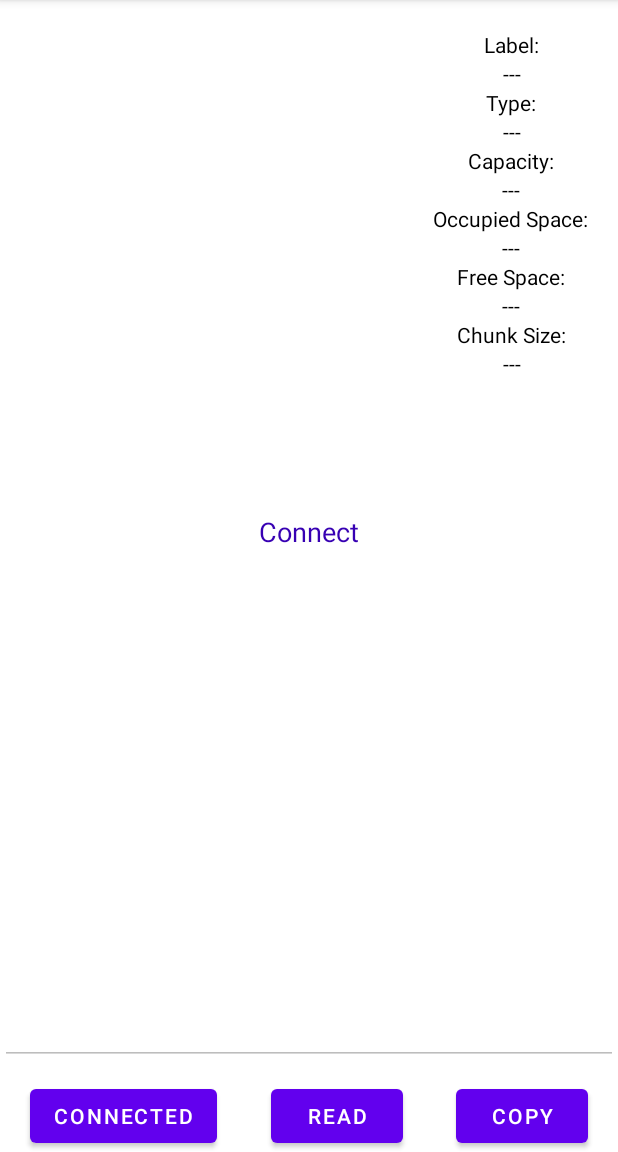
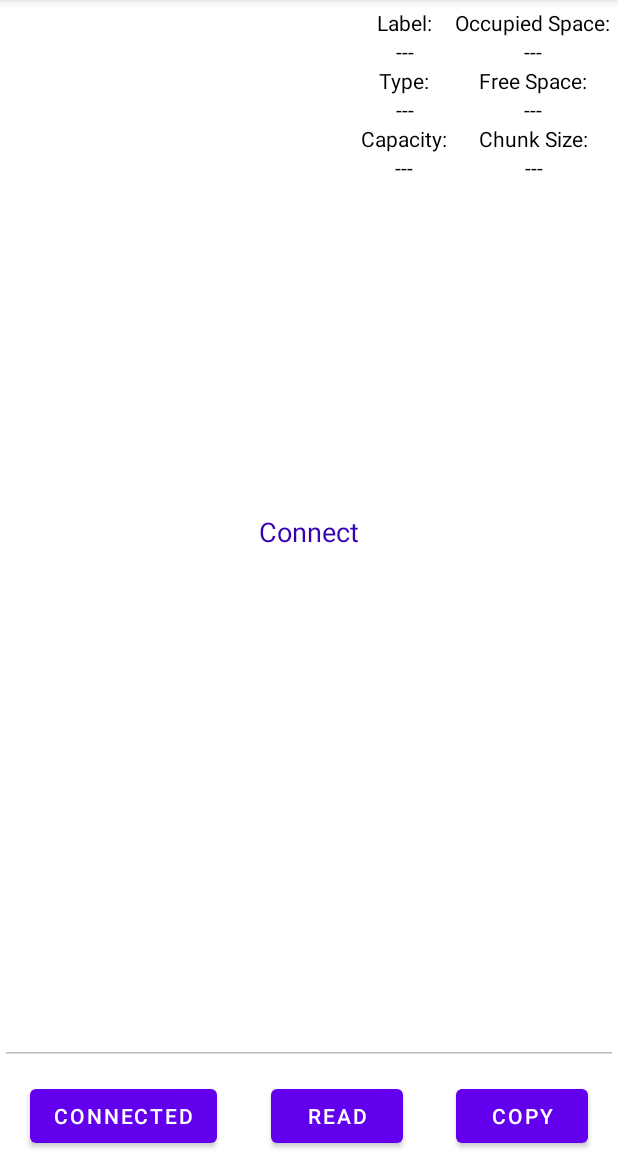
Before and after one commit to cyberfanta/readingUSB, an Android app: the screen it shows after launch (MainActivity), after a tap on "CONNECT", on a phone screen of 412 x 824 dp, the part 84-1236 px from its top. Run offline under Robolectric (Android 15) with nearby library versions, the phone set to English and light mode, and no system bars; libraries missing offline, so code that uses them is left out: com.github.mjdev.libaums; 3 statements that could not run were skipped.

Commit message:
Integration of library with code after found how use it.

```diff
--- a/app/src/main/java/com/cyberfanta/readingusb/MainActivity.kt
+++ b/app/src/main/java/com/cyberfanta/readingusb/MainActivity.kt
@@ -42,29 +42,29 @@ class MainActivity : AppCompatActivity() {
             if (answer) {
                 ///
                 val button1 = findViewById<TextView>(R.id.textView)
-                button1.setText(getString(R.string.connect))
-                button.setText(getString(R.string.connected))
+                button1.text = getString(R.string.connect)
+                button.text = getString(R.string.connected)
             } else {
                 AlertDialog.Builder(this)
                         .setTitle("No device found")
                         .setMessage("No device found connected to your phone")
                         // Specifying a listener allows you to take an action before dismissing the dialog.
                         // The dialog is automatically dismissed when a dialog button is clicked.
-                        .setPositiveButton(android.R.string.ok, { dialog, which ->
-                            // Continue with delete operation
-                        }) // A null listener allows the button to dismiss the dialog and take no further action.
-//                        .setNegativeButton(android.R.string.cancel, null)
+                        .setPositiveButton(android.R.string.ok)
+                        { _, _ ->
+                            // Post execution
+                        }
                         .setIcon(android.R.drawable.ic_dialog_alert)
                         .show()
                 val button1 = findViewById<TextView>(R.id.textView)
-                button1.setText(getString(R.string.nodevice))
+                button1.text = getString(R.string.nodevice)
             }
         }
 
 
     }
 
-    fun discoverUSB (context: Context): Boolean {
+    private fun discoverUSB (context: Context): Boolean {
         val usbManager = getSystemService(USB_SERVICE) as UsbManager
         val massStorageDevices = getMassStorageDevices(context)
         if (massStorageDevices.isEmpty()) {
@@ -76,10 +76,8 @@ class MainActivity : AppCompatActivity() {
         val usbDevice = intent.getParcelableExtra<Parcelable>(UsbManager.EXTRA_DEVICE) as UsbDevice?
         if (usbDevice != null && usbManager.hasPermission(usbDevice)) {
             Log.d(TAG, "received usb device via intent")
-            // requesting permission is not needed in this case
             setupDevice(massStorageDevices)
         } else {
-            // first request permission from user to communicate with the underlying UsbDevice
             val permissionIntent = PendingIntent.getBroadcast(this, 0, Intent(ACTION_USB_PERMISSION), 0)
             usbManager.requestPermission(massStorageDevices[currentDevice].usbDevice, permissionIntent)
         }
@@ -91,20 +89,19 @@ class MainActivity : AppCompatActivity() {
             val currentDevice = 0
             massStorageDevices[currentDevice].init()
 
-            // we always use the first partition of the device
             val currentFs = massStorageDevices[currentDevice].partitions[0].fileSystem.also {
                 volumeLabel = it.volumeLabel
-                Log.d(TAG, "Capacity: " + volumeLabel)
+                Log.d(TAG, "Capacity: $volumeLabel")
                 type = it.type
-                Log.d(TAG, "Capacity: " + type)
+                Log.d(TAG, "Capacity: $type")
                 capacity = it.capacity
-                Log.d(TAG, "Capacity: " + capacity)
+                Log.d(TAG, "Capacity: $capacity")
                 occupiedSpace = it.occupiedSpace
-                Log.d(TAG, "Occupied Space: " + occupiedSpace)
+                Log.d(TAG, "Occupied Space: $occupiedSpace")
                 freeSpace = it.freeSpace
-                Log.d(TAG, "Free Space: " + freeSpace)
+                Log.d(TAG, "Free Space: $freeSpace")
                 chunkSize = it.chunkSize
-                Log.d(TAG, "Chunk Size: " + chunkSize)
+                Log.d(TAG, "Chunk Size: $chunkSize")
             }
 
             root = currentFs.rootDirectory
--- a/app/src/main/res/layout/activity_main.xml
+++ b/app/src/main/res/layout/activity_main.xml
@@ -59,7 +59,7 @@
         android:id="@+id/textView2"
         android:layout_width="wrap_content"
         android:layout_height="wrap_content"
-        android:layout_marginTop="20dp"
+        android:layout_marginTop="5dp"
         android:enabled="false"
         android:text="@string/volumeLabel"
         android:textColor="@color/black"
@@ -104,11 +104,11 @@
         android:id="@+id/textView6"
         android:layout_width="wrap_content"
         android:layout_height="wrap_content"
+        android:layout_marginEnd="5dp"
         android:enabled="false"
         android:text="@string/capacity"
         android:textColor="@color/black"
-        app:layout_constraintEnd_toEndOf="@+id/textView8"
-        app:layout_constraintStart_toStartOf="@+id/textView8"
+        app:layout_constraintEnd_toStartOf="@+id/textView8"
         app:layout_constraintTop_toBottomOf="@+id/textView5" />
 
     <TextView
@@ -126,12 +126,13 @@
         android:id="@+id/textView8"
         android:layout_width="wrap_content"
         android:layout_height="wrap_content"
-        android:layout_marginEnd="20dp"
+        android:layout_marginTop="5dp"
+        android:layout_marginEnd="5dp"
         android:enabled="false"
         android:text="@string/occupiedSpace"
         android:textColor="@color/black"
         app:layout_constraintEnd_toEndOf="parent"
-        app:layout_constraintTop_toBottomOf="@+id/textView7" />
+        app:layout_constraintTop_toTopOf="parent" />
 
     <TextView
         android:id="@+id/textView9"
```
